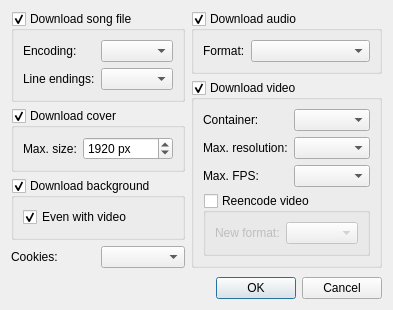
Above: src/usdb_syncer/gui/forms/SettingsDialog.ui from bohning/usdb_syncer before the change. Below: the same form after it.
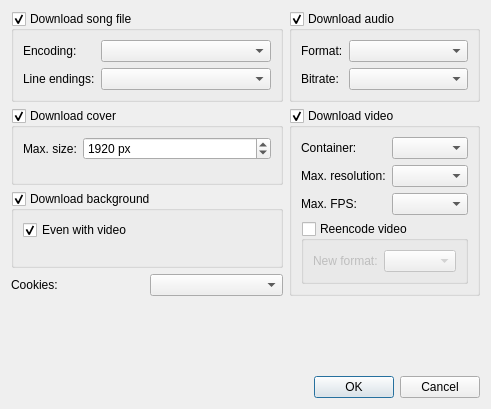
That is the form after the change.

Commit message:
Extend audio and video settings.
The user can now select the audio bitrate (used if audio is reencoded) and select higher and lower (max) video resolutions.

```diff
--- a/src/usdb_syncer/gui/forms/SettingsDialog.ui
+++ b/src/usdb_syncer/gui/forms/SettingsDialog.ui
@@ -6,8 +6,8 @@
    <rect>
     <x>0</x>
     <y>0</y>
-    <width>374</width>
-    <height>310</height>
+    <width>491</width>
+    <height>409</height>
    </rect>
   </property>
   <property name="windowTitle">
@@ -237,6 +237,20 @@
           </property>
          </widget>
         </item>
+        <item row="1" column="0">
+         <widget class="QLabel" name="label_6">
+          <property name="text">
+           <string>Bitrate:</string>
+          </property>
+         </widget>
+        </item>
+        <item row="1" column="1">
+         <widget class="QComboBox" name="comboBox_audio_bitrate">
+          <property name="toolTip">
+           <string>&lt;html&gt;&lt;head/&gt;&lt;body&gt;&lt;p&gt;If the audio file is reencoded, the selected bitrate will be used.&lt;/p&gt;&lt;/body&gt;&lt;/html&gt;</string>
+          </property>
+         </widget>
+        </item>
        </layout>
       </widget>
      </item>
```
The commit also changes 4 other files.
